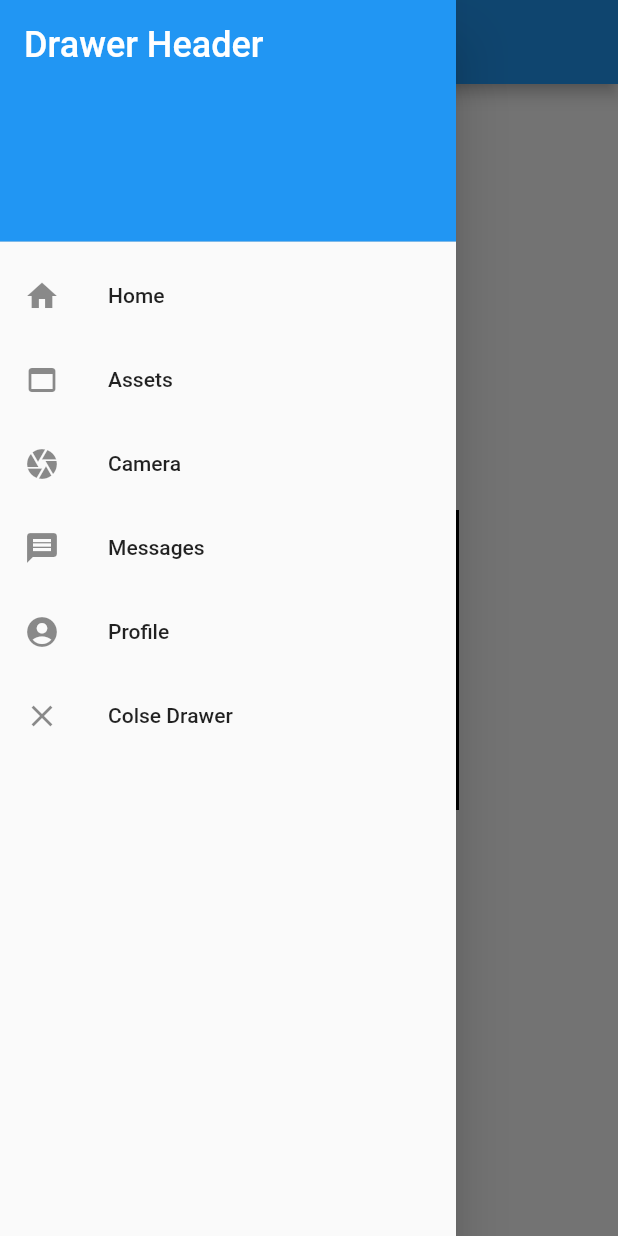
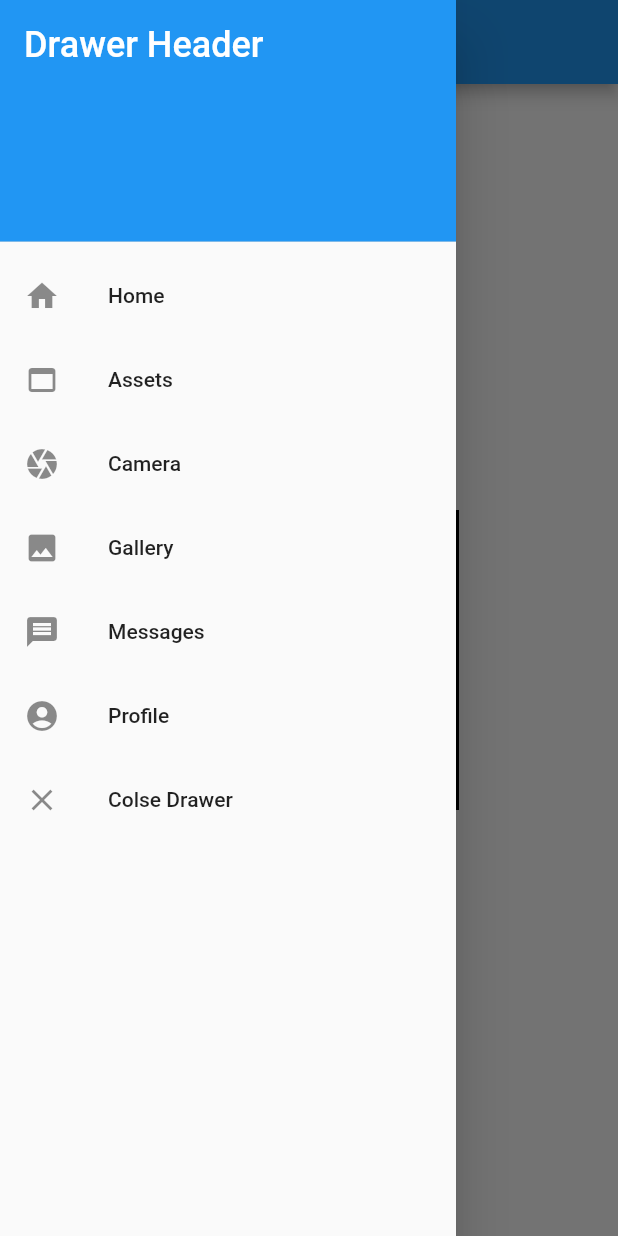
Before and after one commit to codenote-net/flutter-sandbox, a Flutter app: the AssetsScreen screen opened by its route, with the side drawer open, on a phone screen of 412 x 824 dp. Run offline on Flutter 3.47's test engine with Material 2 defaults, Android fonts, the phone set to English and light mode, and no system bars; our stand-ins replace camera, image_picker.

Commit message:
Display the image from gallery
Refs:
- https://pub.dev/packages/image_picker#example

Using icons:
- https://api.flutter.dev/flutter/material/Icons/photo-constant.html
- https://api.flutter.dev/flutter/material/Icons/add_photo_alternate-constant.html

```diff
--- a/lib/main.dart
+++ b/lib/main.dart
@@ -5,6 +5,7 @@ import 'package:flutter_sandbox/routes/index.dart';
 import 'package:flutter_sandbox/widgets/components/drawer.dart';
 import 'package:flutter_sandbox/widgets/screens/assets.dart';
 import 'package:flutter_sandbox/widgets/screens/camera.dart';
+import 'package:flutter_sandbox/widgets/screens/gallery.dart';
 import 'package:flutter_sandbox/widgets/screens/messages.dart';
 import 'package:flutter_sandbox/widgets/screens/profile.dart';
 
@@ -33,6 +34,7 @@ Future<void> main() async {
               // Pass the appropriate camera to the TakePictureScreen widget.
               camera: firstCamera,
             ),
+        Routes.gallery: (BuildContext context) => GalleryScreen(),
         Routes.messages: (BuildContext context) => MessagesScreen(),
         Routes.profile: (BuildContext context) => ProfileScreen(),
       },
--- a/lib/routes/index.dart
+++ b/lib/routes/index.dart
@@ -5,6 +5,7 @@ class Routes {
   static const String home = '/home';
   static const String assets = '/assets';
   static const String camera = '/camera';
+  static const String gallery = '/gallery';
   static const String messages = MessagesScreen.routeName;
   static const String profile = ProfileScreen.routeName;
 }
--- a/lib/widgets/components/drawer.dart
+++ b/lib/widgets/components/drawer.dart
@@ -39,6 +39,12 @@ class AppDrawer extends StatelessWidget {
                 Navigator.of(context).pushReplacementNamed(Routes.camera);
               }),
           ListTile(
+              leading: Icon(Icons.photo),
+              title: Text('Gallery'),
+              onTap: () {
+                Navigator.of(context).pushReplacementNamed(Routes.gallery);
+              }),
+          ListTile(
               leading: Icon(Icons.message),
               title: Text('Messages'),
               onTap: () {
```
Also changed, not shown: lib/widgets/screens/gallery.dart (added, +40 -0 lines).
